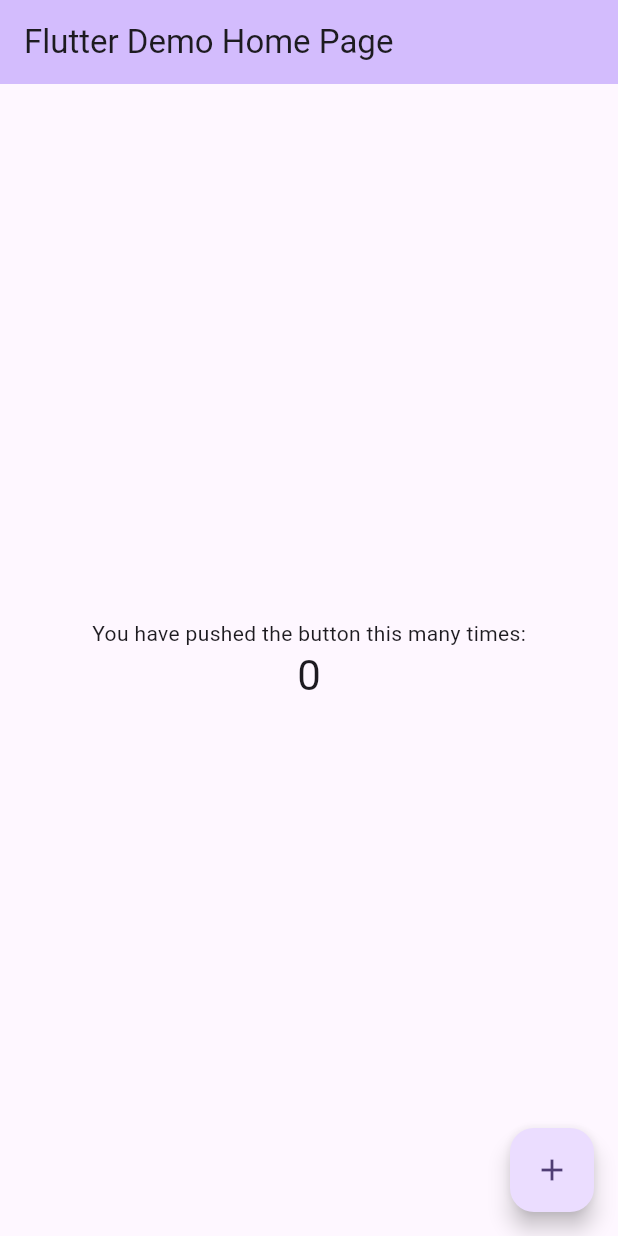
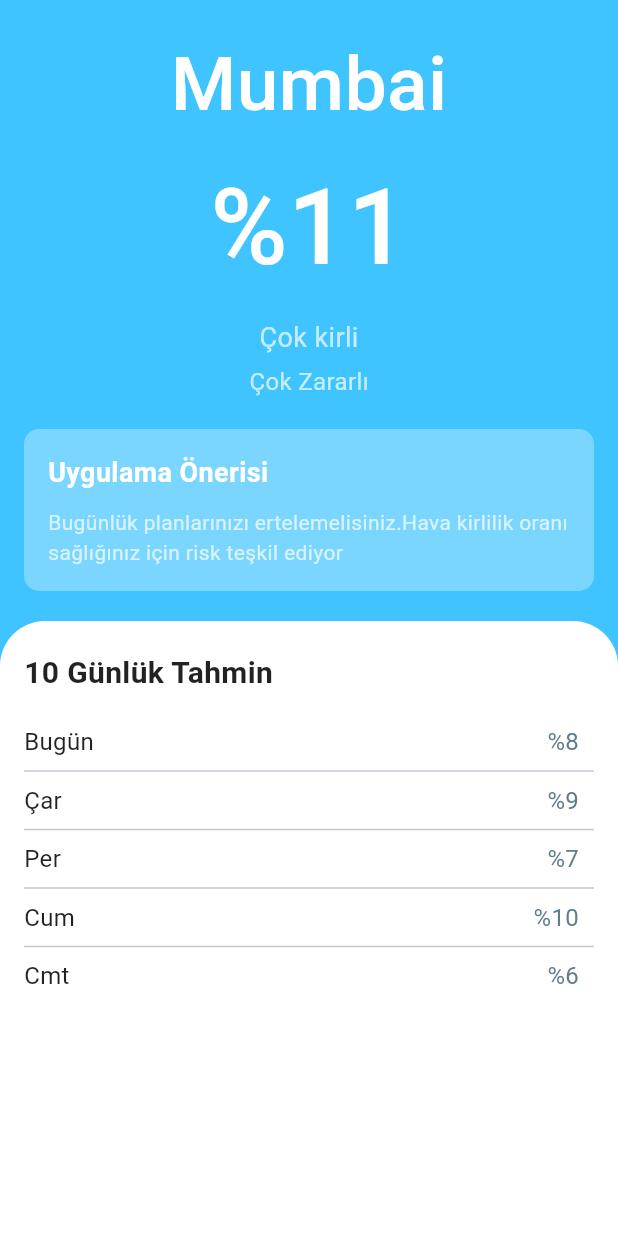
Before and after one commit to beyzatastan/Indiair, a Flutter app: the screen it shows after launch, on a phone screen of 412 x 824 dp. Run offline on Flutter 3.47's test engine with Material 3 defaults, Android fonts, the phone set to English and light mode, and no system bars.

Commit message:
Main Page hazırlandı

```diff
--- /dev/null
+++ b/lib/airPage.dart
@@ -0,0 +1,198 @@
+import 'package:flutter/material.dart';
+
+class Airpage extends StatefulWidget {
+  const Airpage({super.key});
+
+  @override
+  State<Airpage> createState() => _AirpageState();
+}
+
+
+class _AirpageState extends State<Airpage> {
+  @override
+  Widget build(BuildContext context) {
+    return Scaffold(
+      backgroundColor: Colors.lightBlueAccent,
+      body: SafeArea(
+        child: Column(
+          crossAxisAlignment: CrossAxisAlignment.start,
+          children: [
+            const SizedBox(height: 20),
+
+            // Şehir Adı ve Sıcaklık
+            const Center(
+              child: Column(
+                children: [
+                  Text(
+                    'Mumbai',
+                    style: TextStyle(
+                      fontSize: 50,
+                      fontWeight: FontWeight.w500,
+                      color: Colors.white,
+                    ),
+                  ),
+                  SizedBox(height: 10),
+                  Text(
+                    '%11',
+                    style: TextStyle(
+                      fontSize: 70,
+                      fontWeight: FontWeight.w500,
+                      color: Colors.white,
+                    ),
+                  ),
+                  SizedBox(height: 10),
+                  Text(
+                    'Çok kirli',
+                    style: TextStyle(
+                      fontSize: 18,
+                      color: Colors.white70,
+                    ),
+                  ),
+                  SizedBox(height: 5),
+                  Text(
+                    'Çok Zararlı',
+                    style: TextStyle(
+                      fontSize: 16,
+                      color: Colors.white70,
+                    ),
+                  ),
+                ],
+              ),
+            ),
+
+            const SizedBox(height: 20),
+
+            // Uyarı Bilgisi
+            Container(
+              margin: const EdgeInsets.symmetric(horizontal: 16),
+              padding: const EdgeInsets.all(16),
+              decoration: BoxDecoration(
+                color: Colors.white.withOpacity(0.3),
+                borderRadius: BorderRadius.circular(10),
+              ),
+              child: const Column(
+                crossAxisAlignment: CrossAxisAlignment.start,
+                children:  [
+                  Text(
+                    'Uygulama Önerisi',
+                    style: TextStyle(
+                      fontSize: 18,
+                      fontWeight: FontWeight.bold,
+                      color: Colors.white,
+                    ),
+                  ),
+                  SizedBox(height: 10),
+                  Text(
+                    'Bugünlük planlarınızı ertelemelisiniz.Hava kirlilik oranı sağlığınız için risk teşkil ediyor',
+                    style: TextStyle(
+                      fontSize: 14,
+                      color: Colors.white70,
+                    ),
+                  ),
+                ],
+              ),
+            ),
+
+            const SizedBox(height: 20),
+
+            // 10 Günlük Tahmin
+            Expanded(
+              child: Container(
+                padding: const EdgeInsets.symmetric(vertical: 20, horizontal: 16),
+                decoration: const BoxDecoration(
+                  color: Colors.white,
+                  borderRadius: BorderRadius.vertical(
+                    top: Radius.circular(30),
+                  ),
+                ),
+                child: Column(
+                  crossAxisAlignment: CrossAxisAlignment.start,
+                  children: [
+                    const Text(
+                      '10 Günlük Tahmin',
+                      style: TextStyle(
+                        fontSize: 20,
+                        fontWeight: FontWeight.bold,
+                        color: Colors.black87,
+                      ),
+                    ),
+                    const SizedBox(height: 20),
+                    Expanded(
+                      child: ListView(
+                        children: const [
+                          WeatherDayWidget(
+                            day: "Bugün",
+                            minTemp: "%8",
+                          ),
+                          Divider(),
+                          WeatherDayWidget(
+                            day: "Çar",
+                            minTemp: "%9",
+                          ),
+                          Divider(),
+                          WeatherDayWidget(
+                            day: "Per",
+                            minTemp: "%7"
+                          ),
+                          Divider(),
+                          WeatherDayWidget(
+                            day: "Cum",
+                            minTemp: "%10"
+                          ),
+                          Divider(),
+                          WeatherDayWidget(
+                            day: "Cmt",
+                            minTemp: "%6"
+                          ),
+                        ],
+                      ),
+                    ),
+                  ],
+                ),
+              ),
+            ),
+          ],
+        ),
+      ),
+    );
+  }
+}
+
+class WeatherDayWidget extends StatelessWidget {
+  final String day;
+  final String minTemp;
+
+  const WeatherDayWidget({
+    required this.day,
+    required this.minTemp,
+    super.key,
+  });
+
+  @override
+  Widget build(BuildContext context) {
+    return Row(
+      mainAxisAlignment: MainAxisAlignment.spaceBetween,
+      children: [
+        Text(
+          day,
+          style: const TextStyle(
+            fontSize: 16,
+            color: Colors.black87,
+          ),
+        ),
+        Row(
+          children: [
+            Text(
+              minTemp,
+              style: const TextStyle(
+                fontSize: 16,
+                color: Colors.blueGrey,
+              ),
+            ),
+            const SizedBox(width: 10),
+          ],
+        ),
+      ],
+    );
+  }
+}
--- a/lib/main.dart
+++ b/lib/main.dart
@@ -1,125 +1,30 @@
 import 'package:flutter/material.dart';
-
-void main() {
+import 'package:indiair/airPage.dart';
+void main() async {
+  WidgetsFlutterBinding.ensureInitialized();
   runApp(const MyApp());
 }
 
-class MyApp extends StatelessWidget {
+class MyApp extends StatefulWidget {
   const MyApp({super.key});
 
-  // This widget is the root of your application.
   @override
-  Widget build(BuildContext context) {
-    return MaterialApp(
-      title: 'Flutter Demo',
-      theme: ThemeData(
-        // This is the theme of your application.
-        //
-        // TRY THIS: Try running your application with "flutter run". You'll see
-        // the application has a purple toolbar. Then, without quitting the app,
-        // try changing the seedColor in the colorScheme below to Colors.green
-        // and then invoke "hot reload" (save your changes or press the "hot
-        // reload" button in a Flutter-supported IDE, or press "r" if you used
-        // the command line to start the app).
-        //
-        // Notice that the counter didn't reset back to zero; the application
-        // state is not lost during the reload. To reset the state, use hot
-        // restart instead.
-        //
-        // This works for code too, not just values: Most code changes can be
-        // tested with just a hot reload.
-        colorScheme: ColorScheme.fromSeed(seedColor: Colors.deepPurple),
-        useMaterial3: true,
-      ),
-      home: const MyHomePage(title: 'Flutter Demo Home Page'),
-    );
-  }
+  State<MyApp> createState() => _MyAppState();
 }
 
-class MyHomePage extends StatefulWidget {
-  const MyHomePage({super.key, required this.title});
-
-  // This widget is the home page of your application. It is stateful, meaning
-  // that it has a State object (defined below) that contains fields that affect
-  // how it looks.
-
-  // This class is the configuration for the state. It holds the values (in this
-  // case the title) provided by the parent (in this case the App widget) and
-  // used by the build method of the State. Fields in a Widget subclass are
-  // always marked "final".
-
-  final String title;
+class _MyAppState extends State<MyApp> {
 
   @override
-  State<MyHomePage> createState() => _MyHomePageState();
-}
+  void initState() {
+    super.initState();
+  }
 
-class _MyHomePageState extends State<MyHomePage> {
-  int _counter = 0;
-
-  void _incrementCounter() {
-    setState(() {
-      // This call to setState tells the Flutter framework that something has
-      // changed in this State, which causes it to rerun the build method below
-      // so that the display can reflect the updated values. If we changed
-      // _counter without calling setState(), then the build method would not be
-      // called again, and so nothing would appear to happen.
-      _counter++;
-    });
-  }
 
   @override
   Widget build(BuildContext context) {
-    // This method is rerun every time setState is called, for instance as done
-    // by the _incrementCounter method above.
-    //
-    // The Flutter framework has been optimized to make rerunning build methods
-    // fast, so that you can just rebuild anything that needs updating rather
-    // than having to individually change instances of widgets.
-    return Scaffold(
-      appBar: AppBar(
-        // TRY THIS: Try changing the color here to a specific color (to
-        // Colors.amber, perhaps?) and trigger a hot reload to see the AppBar
-        // change color while the other colors stay the same.
-        backgroundColor: Theme.of(context).colorScheme.inversePrimary,
-        // Here we take the value from the MyHomePage object that was created by
-        // the App.build method, and use it to set our appbar title.
-        title: Text(widget.title),
-      ),
-      body: Center(
-        // Center is a layout widget. It takes a single child and positions it
-        // in the middle of the parent.
-        child: Column(
-          // Column is also a layout widget. It takes a list of children and
-          // arranges them vertically. By default, it sizes itself to fit its
-          // children horizontally, and tries to be as tall as its parent.
-          //
-          // Column has various properties to control how it sizes itself and
-          // how it positions its children. Here we use mainAxisAlignment to
-          // center the children vertically; the main axis here is the vertical
-          // axis because Columns are vertical (the cross axis would be
-          // horizontal).
-          //
-          // TRY THIS: Invoke "debug painting" (choose the "Toggle Debug Paint"
-          // action in the IDE, or press "p" in the console), to see the
-          // wireframe for each widget.
-          mainAxisAlignment: MainAxisAlignment.center,
-          children: <Widget>[
-            const Text(
-              'You have pushed the button this many times:',
-            ),
-            Text(
-              '$_counter',
-              style: Theme.of(context).textTheme.headlineMedium,
-            ),
-          ],
-        ),
-      ),
-      floatingActionButton: FloatingActionButton(
-        onPressed: _incrementCounter,
-        tooltip: 'Increment',
-        child: const Icon(Icons.add),
-      ), // This trailing comma makes auto-formatting nicer for build methods.
-    );
+          return const MaterialApp(
+            home:  Airpage(),
+            debugShowCheckedModeBanner: false,
+          );
   }
 }
```
